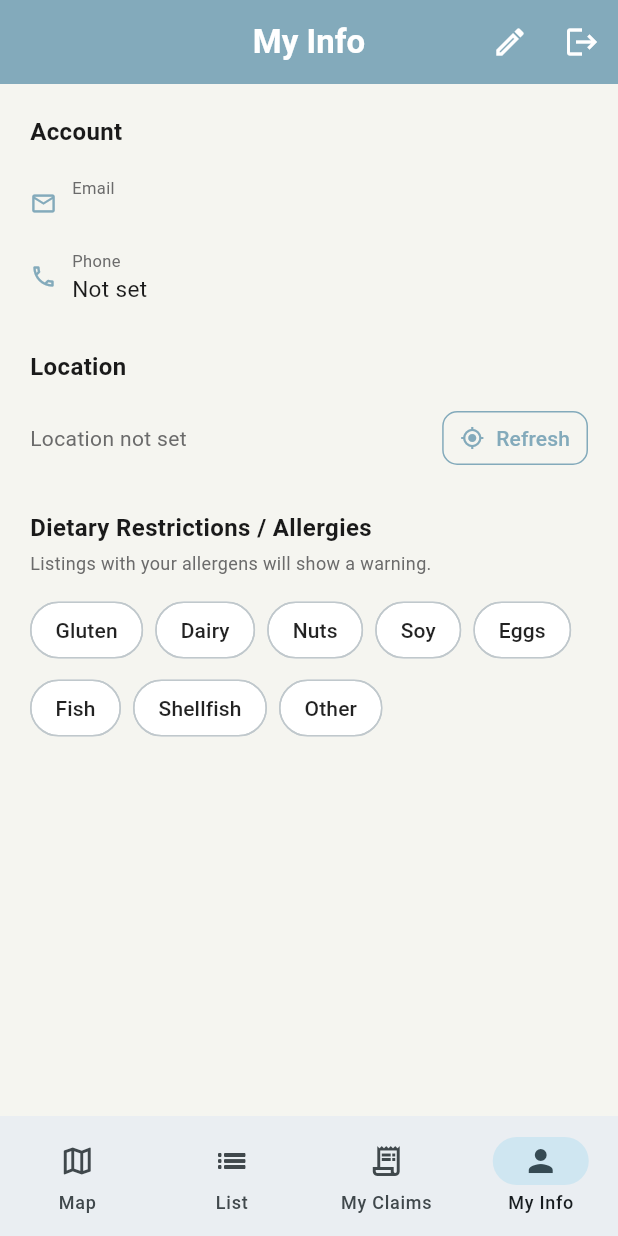
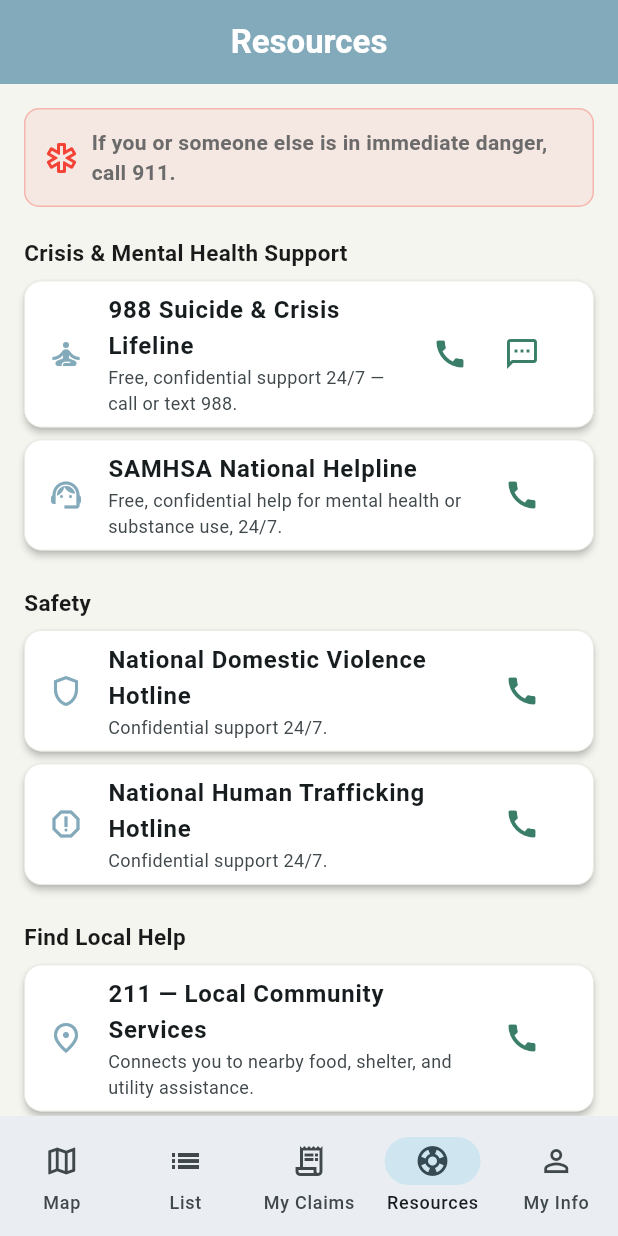
Before and after one commit to p-anika/congressional-app, a Flutter app: the UserHomeScreen screen opened directly, item 4 of the bottom bar chosen, on a phone screen of 412 x 824 dp. Run offline on Flutter 3.47's test engine with Material 3 defaults, Android fonts, the phone set to English and light mode, and no system bars; our stand-ins replace cloud_firestore, firebase_auth, firebase_core, flutter_map, geolocator, latlong2 and 2 more; accounts and stored records are empty; network calls fail.

Commit message:
statistics (design needs to be fixed), pdf receipt (reciept download process needs to be fixed), homelessness resources, business tax and registration number info

```diff
--- a/lib/models/restaurant.dart
+++ b/lib/models/restaurant.dart
@@ -13,6 +13,11 @@
   final double? lastYearRevenue;
   final double? projectedGrowth;
   final bool calculateTaxDeduction;
+  final String? businessLicenseNumber;
+  final String? stateRegistrationNumber;
+  final String? foodHandlerPermitNumber;
+  final String? einOrTaxId;
+
 
   Restaurant({
     required this.id,
@@ -27,6 +32,10 @@
     this.lastYearRevenue,
     this.projectedGrowth,
     this.calculateTaxDeduction = true,
+    this.businessLicenseNumber,
+    this.stateRegistrationNumber,
+    this.foodHandlerPermitNumber,
+    this.einOrTaxId,
   });
 
   factory Restaurant.fromFirestore(DocumentSnapshot doc) {
@@ -44,6 +53,10 @@
       lastYearRevenue: (data['lastYearRevenue'] as num?)?.toDouble(),
       projectedGrowth: (data['projectedGrowth'] as num?)?.toDouble(),
       calculateTaxDeduction: data['calculateTaxDeduction'] ?? true,
+      businessLicenseNumber: data['businessLicenseNumber'],
+      stateRegistrationNumber: data['stateRegistrationNumber'],
+      foodHandlerPermitNumber: data['foodHandlerPermitNumber'],
+      einOrTaxId: data['einOrTaxId'],
     );
   }
 
@@ -60,6 +73,10 @@
       'lastYearRevenue': lastYearRevenue,
       'projectedGrowth': projectedGrowth,
       'calculateTaxDeduction': calculateTaxDeduction,
+      'businessLicenseNumber': businessLicenseNumber,
+      'stateRegistrationNumber': stateRegistrationNumber,
+      'foodHandlerPermitNumber': foodHandlerPermitNumber,
+      'einOrTaxId': einOrTaxId,
     };
   }
 
@@ -76,6 +93,10 @@
     double? lastYearRevenue,
     double? projectedGrowth,
     bool? calculateTaxDeduction,
+    String? businessLicenseNumber,
+    String? stateRegistrationNumber,
+    String? foodHandlerPermitNumber,
+    String? einOrTaxId,
   }) {
     return Restaurant(
       id: id ?? this.id,
@@ -90,6 +111,10 @@
       lastYearRevenue: lastYearRevenue ?? this.lastYearRevenue,
       projectedGrowth: projectedGrowth ?? this.projectedGrowth,
       calculateTaxDeduction: calculateTaxDeduction ?? this.calculateTaxDeduction,
+      businessLicenseNumber: businessLicenseNumber ?? this.businessLicenseNumber,
+      stateRegistrationNumber: stateRegistrationNumber ?? this.stateRegistrationNumber,
+      foodHandlerPermitNumber: foodHandlerPermitNumber ?? this.foodHandlerPermitNumber,
+      einOrTaxId: einOrTaxId ?? this.einOrTaxId,
     );
   }
 }
--- a/lib/providers/auth_provider.dart
+++ b/lib/providers/auth_provider.dart
@@ -98,6 +98,9 @@
     double lastYearRevenue = 0.0,
     double projectedGrowth = 0.0,
     bool calculateTaxDeduction = true,
+    String? businessLicenseNumber,
+    String? stateRegistrationNumber,
+    String? foodHandlerPermitNumber,
   }) async {
     final cred = await FirebaseService.signUp(email, password);
     final uid = cred.user!.uid;
@@ -123,6 +126,9 @@
       lastYearRevenue: lastYearRevenue,
       projectedGrowth: projectedGrowth,
       calculateTaxDeduction: calculateTaxDeduction,
+      businessLicenseNumber: businessLicenseNumber,
+      stateRegistrationNumber: stateRegistrationNumber,
+      foodHandlerPermitNumber: foodHandlerPermitNumber,
     ));
   }
 
--- a/lib/screens/splash_screen.dart
+++ b/lib/screens/splash_screen.dart
@@ -6,6 +6,7 @@
 import 'restaurant/restaurant_home_screen.dart';
 import 'user/user_home_screen.dart';
 import 'volunteer/volunteer_home_screen.dart';
+import 'home_stats_screen.dart';
 
 class SplashScreen extends StatefulWidget {
   const SplashScreen({super.key});
@@ -40,7 +41,7 @@
 
         final user = authSnap.data;
         if (user == null) {
-          return const RoleSelectScreen();
+          return const HomeStatsScreen();
         }
 
         // Cache the future so rebuilds don't re-trigger the GET
--- /dev/null
+++ b/lib/screens/user/resources_screen.dart
@@ -0,0 +1,153 @@
+import 'package:flutter/material.dart';
+import 'package:url_launcher/url_launcher.dart';
+import '../../theme.dart';
+
+class ResourcesScreen extends StatelessWidget {
+  const ResourcesScreen({super.key});
+
+  Future<void> _call(String number) => launchUrl(Uri(scheme: 'tel', path: number));
+  Future<void> _sms(String number) => launchUrl(Uri(scheme: 'sms', path: number));
+
+  @override
+  Widget build(BuildContext context) {
+    return Scaffold(
+      appBar: AppBar(title: const Text('Resources')),
+      body: ListView(
+        padding: const EdgeInsets.all(16),
+        children: [
+          Container(
+            padding: const EdgeInsets.all(12),
+            decoration: BoxDecoration(
+              color: Colors.red.withValues(alpha: 0.08),
+              borderRadius: BorderRadius.circular(10),
+              border: Border.all(color: Colors.red.withValues(alpha: 0.3)),
+            ),
+            child: const Row(
+              children: [
+                Icon(Icons.emergency_outlined, color: Colors.red),
+                SizedBox(width: 8),
+                Expanded(
+                  child: Text('If you or someone else is in immediate danger, call 911.',
+                      style: TextStyle(fontWeight: FontWeight.w600)),
+                ),
+              ],
+            ),
+          ),
+          const SizedBox(height: 20),
+          const _SectionLabel('Crisis & Mental Health Support'),
+          _ResourceTile(
+            icon: Icons.self_improvement,
+            title: '988 Suicide & Crisis Lifeline',
+            subtitle: 'Free, confidential support 24/7 \u2014 call or text 988.',
+            onCall: () => _call('988'),
+            onText: () => _sms('988'),
+          ),
+          _ResourceTile(
+            icon: Icons.support_agent,
+            title: 'SAMHSA National Helpline',
+            subtitle: 'Free, confidential help for mental health or substance use, 24/7.',
+            onCall: () => _call('18006624357'),
+          ),
+          const SizedBox(height: 16),
+          const _SectionLabel('Safety'),
+          _ResourceTile(
+            icon: Icons.shield_outlined,
+            title: 'National Domestic Violence Hotline',
+            subtitle: 'Confidential support 24/7.',
+            onCall: () => _call('18007997233'),
+          ),
+          _ResourceTile(
+            icon: Icons.report_gmailerrorred_outlined,
+            title: 'National Human Trafficking Hotline',
+            subtitle: 'Confidential support 24/7.',
+            onCall: () => _call('18883737888'),
+          ),
+          const SizedBox(height: 16),
+          const _SectionLabel('Find Local Help'),
+          _ResourceTile(
+            icon: Icons.place_outlined,
+            title: '211 \u2014 Local Community Services',
+            subtitle: 'Connects you to nearby food, shelter, and utility assistance.',
+            onCall: () => _call('211'),
+          ),
+          const SizedBox(height: 20),
+          const _SectionLabel('A Quick Grounding Technique'),
+          Card(
+            child: Padding(
+              padding: const EdgeInsets.all(14),
+              child: Column(
+                crossAxisAlignment: CrossAxisAlignment.start,
+                children: const [
+                  Text('5-4-3-2-1 Method', style: TextStyle(fontWeight: FontWeight.bold)),
+                  SizedBox(height: 6),
+                  Text(
+                    'If you\'re feeling overwhelmed, try naming: 5 things you can see, '
+                    '4 things you can touch, 3 things you can hear, 2 things you can smell, '
+                    'and 1 thing you can taste. This can help bring your focus back to the '
+                    'present moment.',
+                    style: TextStyle(color: AppColors.textSecondary, fontSize: 13),
+                  ),
+                ],
+              ),
+            ),
+          ),
+          const SizedBox(height: 20),
+          const Text(
+            'This list is for general information and is not a substitute for professional care.',
+            style: TextStyle(fontSize: 11, color: AppColors.textSecondary),
+          ),
+        ],
+      ),
+    );
+  }
+}
+
+class _SectionLabel extends StatelessWidget {
+  final String text;
+  const _SectionLabel(this.text);
+
+  @override
+  Widget build(BuildContext context) {
+    return Padding(
+      padding: const EdgeInsets.only(bottom: 8),
+      child: Text(text,
+          style: const TextStyle(fontWeight: FontWeight.bold, fontSize: 15, color: AppColors.textPrimary)),
+    );
+  }
+}
+
+class _ResourceTile extends StatelessWidget {
+  final IconData icon;
+  final String title;
+  final String subtitle;
+  final VoidCallback onCall;
+  final VoidCallback? onText;
+
+  const _ResourceTile({
+    required this.icon,
+    required this.title,
+    required this.subtitle,
+    required this.onCall,
+    this.onText,
+  });
+
+  @override
+  Widget build(BuildContext context) {
+    return Card(
+      margin: const EdgeInsets.only(bottom: 8),
+      child: ListTile(
+        leading: Icon(icon, color: AppColors.userPrimary),
+        title: Text(title, style: const TextStyle(fontWeight: FontWeight.w600)),
+        subtitle: Text(subtitle, style: const TextStyle(fontSize: 12)),
+        trailing: Row(
+          mainAxisSize: MainAxisSize.min,
+          children: [
+            IconButton(icon: const Icon(Icons.call), color: AppColors.primary, onPressed: onCall),
+            if (onText != null)
+              IconButton(icon: const Icon(Icons.sms_outlined), color: AppColors.primary, onPressed: onText),
+          ],
+        ),
+      ),
+    );
+  }
+}
--- a/lib/screens/user/user_home_screen.dart
+++ b/lib/screens/user/user_home_screen.dart
@@ -9,6 +9,7 @@
 import 'list_screen.dart';
 import 'my_claims_screen.dart';
 import 'my_info_screen.dart';
+import 'resources_screen.dart';
 
 class UserHomeScreen extends StatefulWidget {
   const UserHomeScreen({super.key});
@@ -24,6 +25,7 @@
     const MapScreen(),
     const ListScreen(),
     const MyClaimsScreen(),
+    const ResourcesScreen(),
     const MyInfoScreen(),
   ];
 
@@ -64,6 +66,11 @@
               label: 'My Claims',
             ),
             NavigationDestination(
+              icon: Icon(Icons.support_outlined),
+              selectedIcon: Icon(Icons.support),
+              label: 'Resources',
+            ),
+            NavigationDestination(
               icon: Icon(Icons.person_outline),
               selectedIcon: Icon(Icons.person),
               label: 'My Info',
--- /dev/null
+++ b/lib/services/tax_receipt_service.dart
@@ -0,0 +1,115 @@
+import 'dart:typed_data';
+import 'package:intl/intl.dart';
+import 'package:pdf/pdf.dart';
+import 'package:pdf/widgets.dart' as pw;
+import '../models/restaurant.dart';
+import '../models/food_listing.dart';
+
+class TaxReceiptService {
+  static Future<Uint8List> generateAnnualReceipt({
+    required Restaurant restaurant,
+    required List<FoodListing> completedListings,
+    required DateTime periodStart,
+    required DateTime periodEnd,
+  }) async {
+    final doc = pw.Document();
+    final currency = NumberFormat.currency(symbol: '\$');
+    final dateFmt = DateFormat('MMM d, yyyy');
+
+    final inPeriod = completedListings.where((l) {
+      final d = l.completedAt;
+      return d != null &&
+          !d.isBefore(periodStart) &&
+          !d.isAfter(periodEnd) &&
+          l.completedCount > 0;
+    }).toList()
+      ..sort((a, b) =>
+          (a.completedAt ?? DateTime(0)).compareTo(b.completedAt ?? DateTime(0)));
+
+    double totalValue = 0;
+    int totalPortions = 0;
+    for (final l in inPeriod) {
+      totalValue += (l.cost ?? 0) * l.completedCount;
+      totalPortions += l.completedCount;
+    }
+
+    doc.addPage(
+      pw.MultiPage(
+        build: (context) => [
+          pw.Text('Donation Summary for Your Accountant',
+              style: pw.TextStyle(fontSize: 22, fontWeight: pw.FontWeight.bold)),
+          pw.SizedBox(height: 4),
+          pw.Text(
+              'Period: ${dateFmt.format(periodStart)} \u2013 ${dateFmt.format(periodEnd)}'),
+          pw.SizedBox(height: 16),
+          pw.Text(restaurant.name,
+              style: pw.TextStyle(fontSize: 14, fontWeight: pw.FontWeight.bold)),
+          pw.Text(restaurant.address),
+          pw.Text(restaurant.contactInfo),
+          if ((restaurant.businessLicenseNumber ?? '').isNotEmpty)
+            pw.Text('Business License #: ${restaurant.businessLicenseNumber}'),
+          if ((restaurant.stateRegistrationNumber ?? '').isNotEmpty)
+            pw.Text('State Registration #: ${restaurant.stateRegistrationNumber}'),
+          pw.SizedBox(height: 20),
+          pw.Text('Donation Summary',
+              style: pw.TextStyle(fontSize: 14, fontWeight: pw.FontWeight.bold)),
+          pw.SizedBox(height: 8),
+          pw.Table.fromTextArray(
+            headers: ['Date Completed', 'Item', 'Portions Donated', 'Est. Value'],
+            data: inPeriod
+                .map((l) => [
+                      dateFmt.format(l.completedAt!),
+                      l.item,
+                      l.completedCount.toString(),
+                      currency.format((l.cost ?? 0) * l.completedCount),
+                    ])
+                .toList(),
+          ),
+          pw.SizedBox(height: 16),
+          pw.Divider(),
+          pw.Row(
+            mainAxisAlignment: pw.MainAxisAlignment.spaceBetween,
+            children: [
+              pw.Text('Total portions donated:'),
+              pw.Text(totalPortions.toString(),
+                  style: pw.TextStyle(fontWeight: pw.FontWeight.bold)),
+            ],
+          ),
+          pw.Row(
+            mainAxisAlignment: pw.MainAxisAlignment.spaceBetween,
+            children: [
+              pw.Text('Total self-reported donation value:'),
+              pw.Text(currency.format(totalValue),
+                  style: pw.TextStyle(fontWeight: pw.FontWeight.bold)),
+            ],
+          ),
+          pw.SizedBox(height: 24),
+          pw.Text('To Complete Before Filing',
+              style: pw.TextStyle(fontSize: 13, fontWeight: pw.FontWeight.bold)),
+          pw.SizedBox(height: 6),
+          pw.Text('EIN / Tax ID: ${restaurant.einOrTaxId?.isNotEmpty == true ? restaurant.einOrTaxId : '_______________________'}'),
+          pw.SizedBox(height: 4),
+          pw.Text('Recipient organization name (if donated through a nonprofit): _______________________'),
+          pw.SizedBox(height: 4),
+          pw.Text('Recipient organization EIN: _______________________'),
+          pw.SizedBox(height: 4),
+          pw.Text('Recipient\'s written acknowledgment attached?  \u25a1 Yes   \u25a1 No'),
+          pw.SizedBox(height: 4),
+          pw.Text('Preparer name / date: _______________________'),
+          pw.SizedBox(height: 16),
+          pw.Text(
+            'This document is a self-reported summary of donations logged in FoodRescue. It is not '
+            'IRS Form 8283, does not calculate the IRC \u00a7170(e)(3) enhanced-deduction amount (which '
+            'differs from simple cost \u00d7 portions), and does not substitute for the recipient '
+            'organization\'s written acknowledgment required for that deduction. If total similar-item '
+            'donations for the year exceed \$5,000, a qualified appraisal may be required. Consult a '
+            'tax professional before filing.',
+            style: pw.TextStyle(fontSize: 9, color: PdfColors.grey700),
+          ),
+        ],
+      ),
+    );
+
+    return doc.save();
+  }
+}
--- /dev/null
+++ b/lib/widgets/good_samaritan_info_card.dart
@@ -0,0 +1,53 @@
+import 'package:flutter/material.dart';
+import '../theme.dart';
+
+class GoodSamaritanInfoCard extends StatelessWidget {
+  const GoodSamaritanInfoCard({super.key});
+
+  @override
+  Widget build(BuildContext context) {
+    return Card(
+      color: Colors.green.shade50,
+      child: Padding(
+        padding: const EdgeInsets.all(16),
+        child: Column(
+          crossAxisAlignment: CrossAxisAlignment.start,
+          children: [
+            Row(
+              children: [
+                Icon(Icons.gavel_outlined, color: Colors.green.shade800),
+                const SizedBox(width: 8),
+                Text('You\'re Protected When You Donate',
+                    style: TextStyle(
+                        fontWeight: FontWeight.bold,
+                        color: Colors.green.shade900,
+                        fontSize: 15)),
+              ],
+            ),
+            const SizedBox(height: 10),
+            Text(
+              'Under the Bill Emerson Good Samaritan Food Donation Act (42 U.S.C. § 1791), '
+              'businesses that donate food in good faith to a nonprofit for distribution to '
+              'people in need are protected from civil and criminal liability, as long as the '
+              'food wasn\'t donated with gross negligence or intentional misconduct.',
+              style: TextStyle(fontSize: 13, color: Colors.green.shade900),
+            ),
+            const SizedBox(height: 10),
+            Text(
+              'Food donations may also qualify for an enhanced charitable contribution tax '
+              'deduction under IRC §170(e)(3) — often more than the deduction for a straight '
+              'cash donation of the same value.',
+              style: TextStyle(fontSize: 13, color: Colors.green.shade900),
+            ),
+            const SizedBox(height: 8),
+            Text(
+              'This is general information, not legal or tax advice — talk to an attorney or '
+              'accountant about your specific situation.',
+              style: TextStyle(fontSize: 11, color: Colors.green.shade700, fontStyle: FontStyle.italic),
+            ),
+          ],
+        ),
+      ),
+    );
+  }
+}
--- a/pubspec.yaml
+++ b/pubspec.yaml
@@ -29,6 +29,10 @@
   # Utilities
   intl: ^0.19.0
 
+  # pdf
+  pdf: ^3.11.3
+  printing: ^5.13.4
+
 dev_dependencies:
   flutter_test:
     sdk: flutter
```
Also changed, not shown: lib/screens/home_stats_screen.dart (added, +120 -0 lines), lib/screens/restaurant/impact_screen.dart (+33 -0 lines), lib/screens/restaurant/restaurant_auth_screen.dart (+34 -1 lines), lib/screens/restaurant/restaurant_profile_screen.dart (+58 -2 lines), pubspec.lock.
